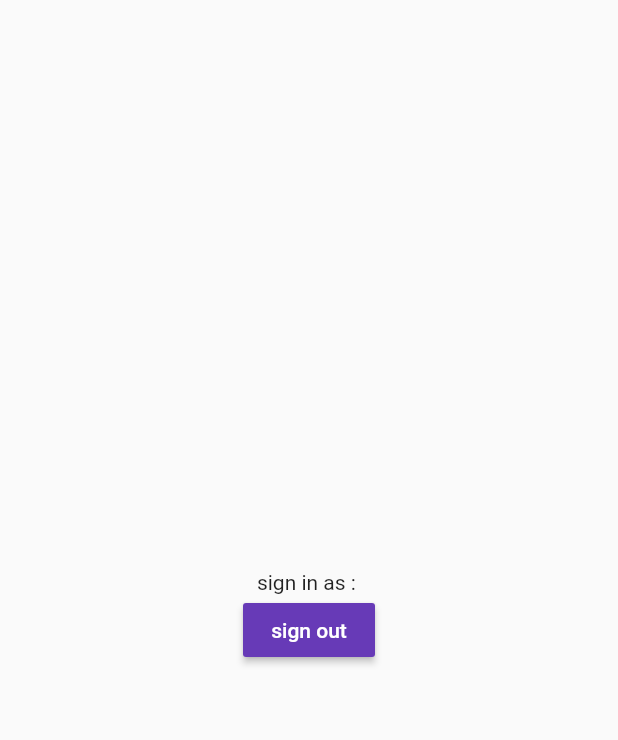
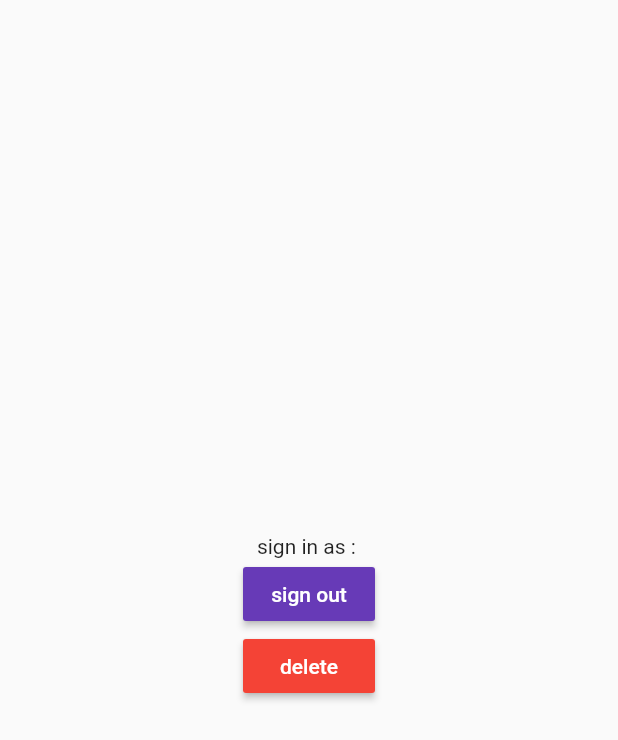
Before and after one commit to muhammedAnjoom/login_app, a Flutter app: the MainPage screen opened directly, on a phone screen of 412 x 824 dp. Shown: the top 740 px of the screen. Run offline on Flutter 3.47's test engine with Material 2 defaults, Android fonts, the phone set to English and light mode, and no system bars; our stand-ins replace email_validator, firebase_auth, firebase_core, flutter_svg, google_fonts; accounts and stored records are empty; network calls fail.

Commit message:
delete account

```diff
--- a/lib/view/main_page.dart
+++ b/lib/view/main_page.dart
@@ -19,11 +19,36 @@ class MainPage extends StatelessWidget {
               MaterialButton(
                 onPressed: () {
                   FirebaseAuth.instance.signOut();
-                  Navigator.push(context, MaterialPageRoute(builder: (ctx)=> HomeScreen()));
+                  Navigator.push(context,
+                      MaterialPageRoute(builder: (ctx) => HomeScreen()));
                 },
                 color: Colors.deepPurple,
                 child: const Text(
                   "sign out",
+                  style: TextStyle(
+                    color: Colors.white,
+                  ),
+                ),
+              ),
+              MaterialButton(
+                onPressed: () async {
+                  try {
+                    var user = await FirebaseAuth.instance.currentUser;
+                  user!.delete().then(
+                        (value) => Navigator.push(
+                          context,
+                          MaterialPageRoute(
+                            builder: (ctx) => HomeScreen(),
+                          ),
+                        ),
+                      );
+                  } catch (e) {
+                    print(e);
+                  }
+                },
+                color: Colors.red,
+                child: const Text(
+                  "delete",
                   style: TextStyle(
                     color: Colors.white,
                   ),
```
